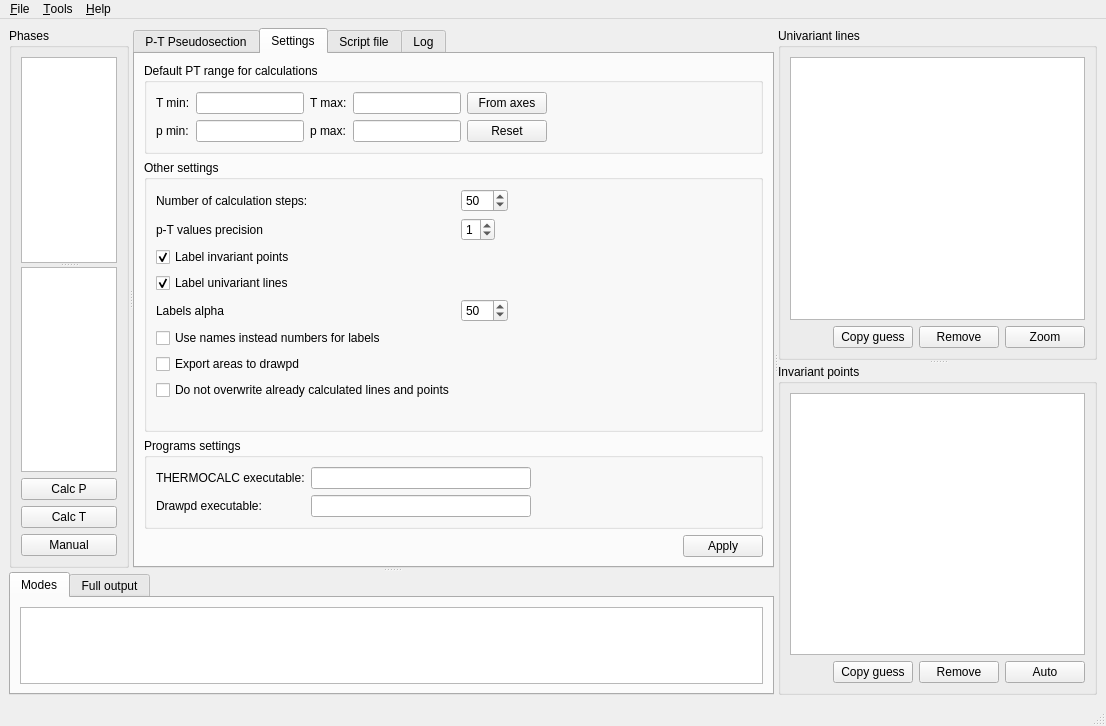
This is pypsbuilder/ui/psbuilder.ui in ondrolexa/pypsbuilder as Qt 5 draws it before an edit. The edited form follows.
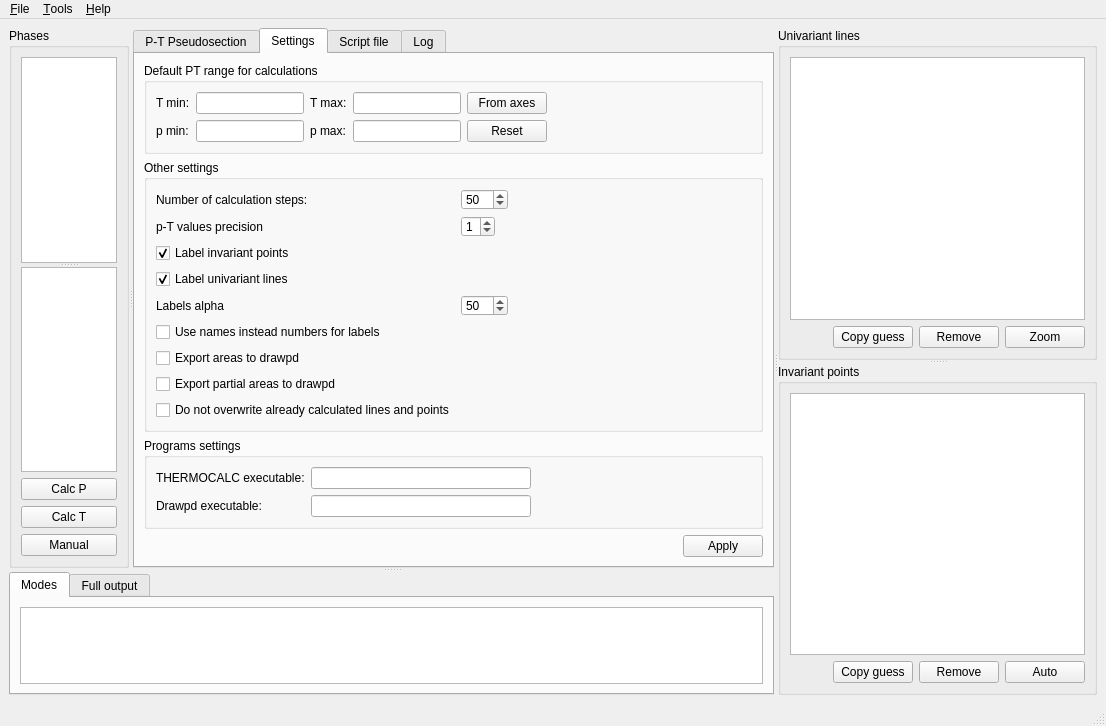
This is the edited form. The open tabs and pages were chosen to show the change.

Commit message: Export partial areas

The edit to the form file:
```diff
--- a/pypsbuilder/ui/psbuilder.ui
+++ b/pypsbuilder/ui/psbuilder.ui
@@ -440,13 +440,20 @@
                 </property>
                </widget>
               </item>
-              <item row="7" column="0">
+              <item row="8" column="0">
                <widget class="QCheckBox" name="checkOverwrite">
                 <property name="text">
                  <string>Do not overwrite already calculated lines and points</string>
                 </property>
                </widget>
               </item>
+              <item row="7" column="0">
+               <widget class="QCheckBox" name="checkPartial">
+                <property name="text">
+                 <string>Export partial areas to drawpd</string>
+                </property>
+               </widget>
+              </item>
              </layout>
             </widget>
            </item>
```
The commit also changes 3 other files.
